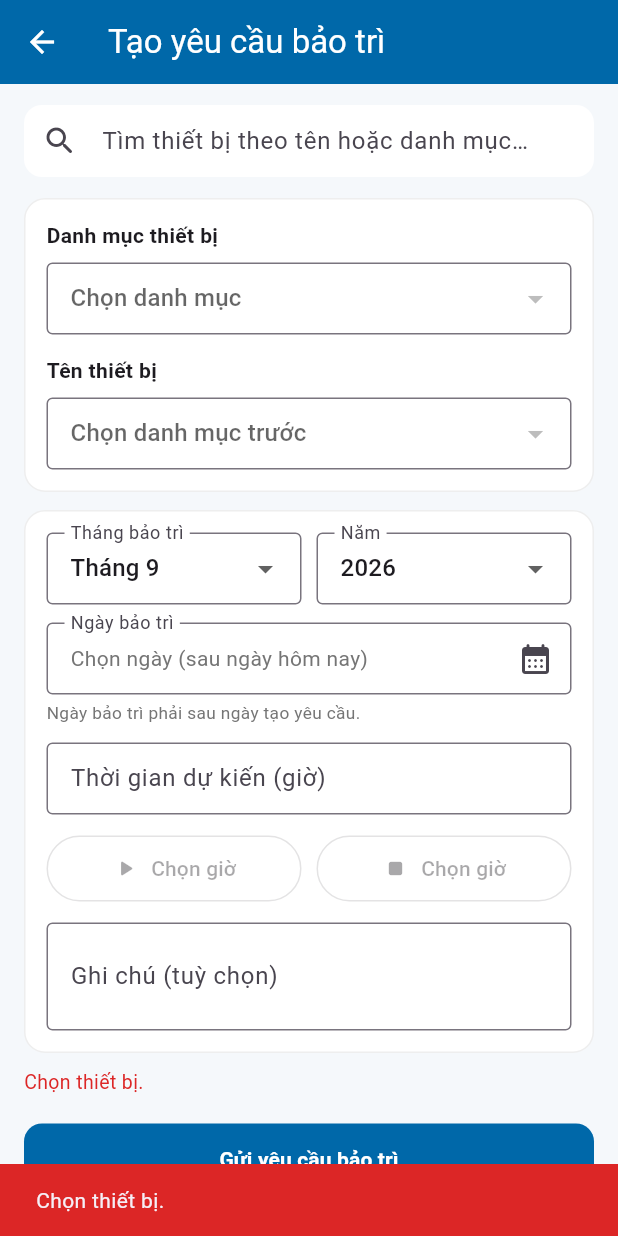
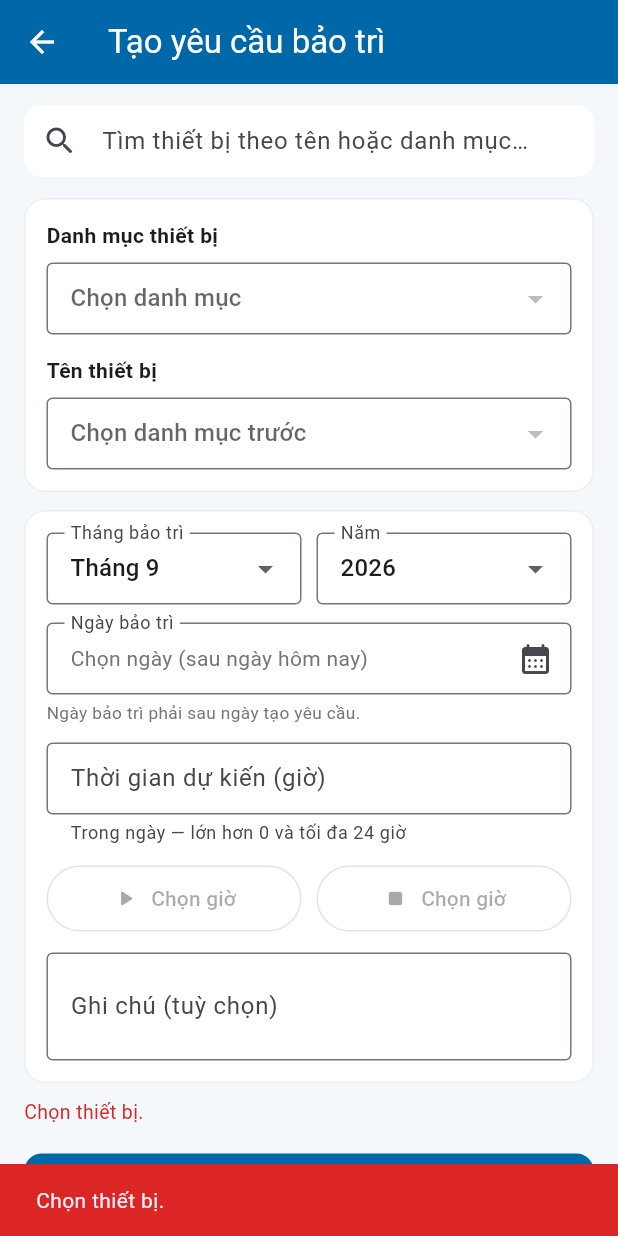
Before and after one commit to DoanBaThanh-tech/OPC-MaintenanceApp, a Flutter app: the TaoYeuCauBaoTriScreen screen opened directly, after a tap on "Gửi yêu cầu bảo trì", on a phone screen of 412 x 824 dp. Run offline on Flutter 3.47's test engine with Material 3 defaults, Android fonts, the phone set to English and light mode, and no system bars; our stand-ins replace flutter_secure_storage; accounts and stored records are empty; network calls fail.

Commit message:
Sửa lỗi giờ dự kiến chỉ được quy trịnh trong 24 giờ

```diff
--- a/lib/features/maintenance_request/data/maintenance_request_logic.dart
+++ b/lib/features/maintenance_request/data/maintenance_request_logic.dart
@@ -221,23 +221,22 @@ class TaoYeuCauBaoTriController extends ChangeNotifier {
         .toList();
   }
 
-  /// Cho phép gõ số âm / ký tự lạ — nhưng chỉ hợp lệ khi là số > 0
+  /// Bảo trì trong ngày: chỉ hợp lệ khi 0 < số giờ ≤ 24
+  static const double maxGioTrongNgay = 24;
+
   bool get thoiGianHopLe {
     final raw = thoiGianCtrl.text.trim().replaceAll(',', '.');
     if (raw.isEmpty) return false;
     final v = double.tryParse(raw);
-    return v != null && v > 0;
+    return v != null && v > 0 && v <= maxGioTrongNgay;
   }
 
   void validateThoiGian() {
     final raw = thoiGianCtrl.text.trim();
     if (raw.isEmpty) {
       loiThoiGian = null;
-      // Xoá giờ đã chọn nếu không còn hợp lệ
-      if (!thoiGianHopLe) {
-        gioBatDau = null;
-        gioKetThuc = null;
-      }
+      gioBatDau = null;
+      gioKetThuc = null;
       notifyListeners();
       return;
     }
@@ -249,6 +248,10 @@ class TaoYeuCauBaoTriController extends ChangeNotifier {
       gioKetThuc = null;
     } else if (v <= 0) {
       loiThoiGian = 'Thời gian dự kiến phải lớn hơn 0';
+      gioBatDau = null;
+      gioKetThuc = null;
+    } else if (v > maxGioTrongNgay) {
+      loiThoiGian = 'Bảo trì trong ngày — tối đa $maxGioTrongNgay giờ';
       gioBatDau = null;
       gioKetThuc = null;
     } else {
@@ -376,7 +379,8 @@ class TaoYeuCauBaoTriController extends ChangeNotifier {
       return false;
     }
     if (!thoiGianHopLe) {
-      loi = 'Thời gian dự kiến phải là số lớn hơn 0.';
+      loi = loiThoiGian ??
+          'Thời gian dự kiến phải lớn hơn 0 và không quá $maxGioTrongNgay giờ trong ngày.';
       notifyListeners();
       return false;
     }
--- a/lib/features/maintenance_request/presentation/maintenance_request_screens.dart
+++ b/lib/features/maintenance_request/presentation/maintenance_request_screens.dart
@@ -553,6 +553,7 @@ class _TaoYeuCauBaoTriScreenState extends State<TaoYeuCauBaoTriScreen> {
               keyboardType: const TextInputType.numberWithOptions(decimal: true, signed: true),
               decoration: InputDecoration(
                 labelText: 'Thời gian dự kiến (giờ)',
+                helperText: 'Trong ngày — lớn hơn 0 và tối đa 24 giờ',
                 border: const OutlineInputBorder(),
                 contentPadding: const EdgeInsets.symmetric(horizontal: 12, vertical: 12),
                 errorText: _c.loiThoiGian,
@@ -593,7 +594,7 @@ class _TaoYeuCauBaoTriScreenState extends State<TaoYeuCauBaoTriScreen> {
               Padding(
                 padding: const EdgeInsets.only(top: 6),
                 child: Text(
-                  'Sửa thời gian dự kiến hợp lệ để chọn giờ bắt đầu / kết thúc.',
+                  'Nhập số giờ hợp lệ (0 < giờ ≤ 24) để chọn giờ bắt đầu / kết thúc.',
                   style: TextStyle(fontSize: 11.5, color: Colors.grey.shade600),
                 ),
               ),
```
